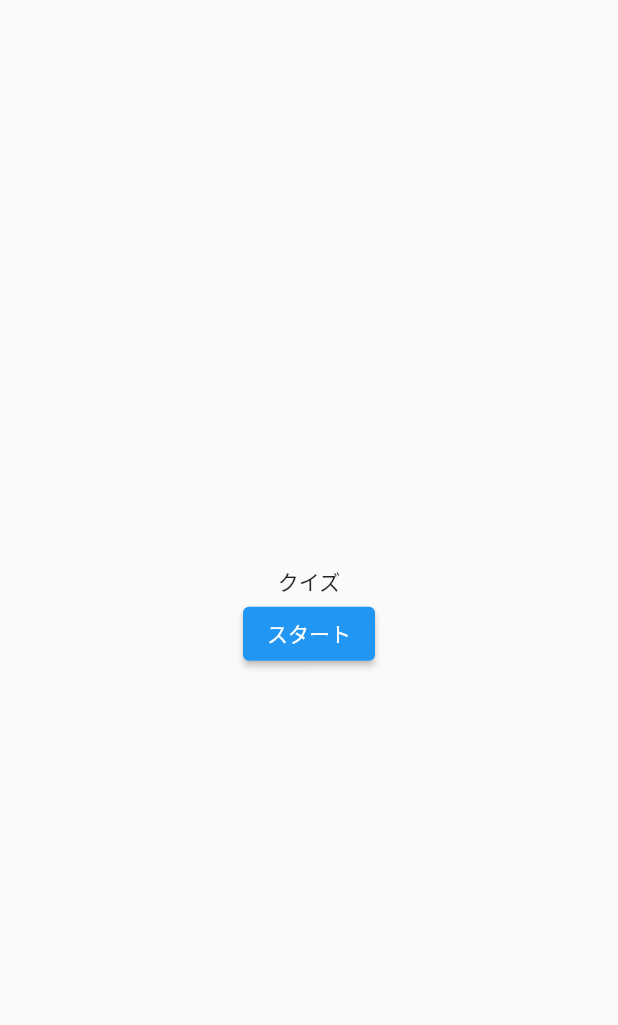
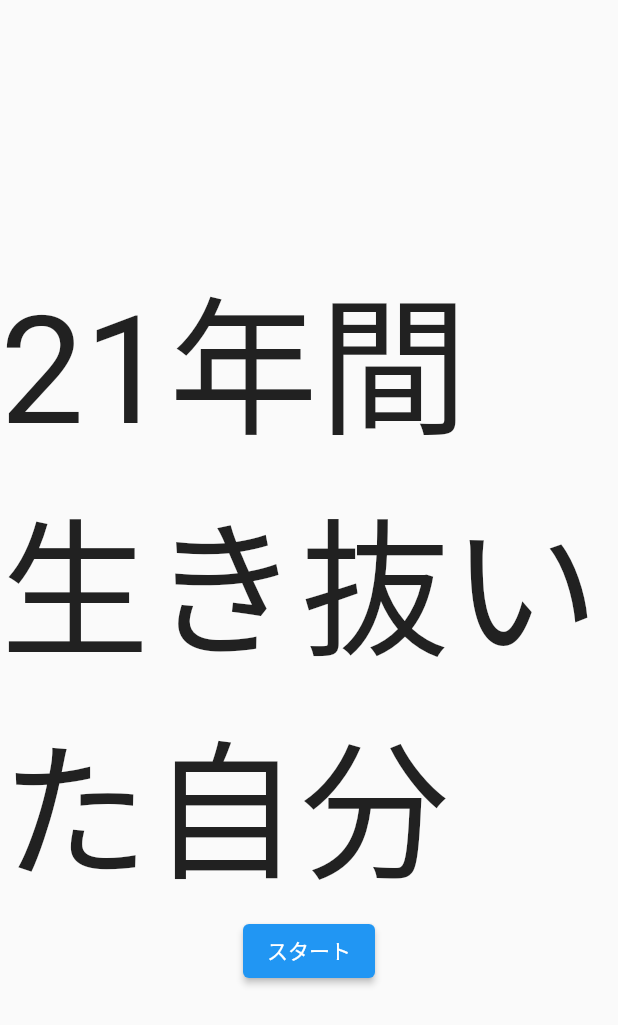
Before and after one commit to hagahagasebun/flutter2, a Flutter app: the screen it shows after launch, on a phone screen of 412 x 824 dp. Shown: the top 1025 px of the screen. Run offline on Flutter 3.47's test engine with Material 2 defaults, Android fonts, the phone set to English and light mode, and no system bars.

Commit message:
textの文字の大きさ変更

```diff
--- a/lib/view/quiz_app.dart
+++ b/lib/view/quiz_app.dart
@@ -26,7 +26,8 @@ class QuizApp extends StatelessWidget {
           mainAxisAlignment: MainAxisAlignment.center, //Coloumの中身を真ん中に配置
           children: <Widget>[
             const Text(
-              'クイズ',
+              '21年間生き抜いた自分',
+              style: TextStyle(fontSize: 100),
             ),
             ElevatedButton(
                 onPressed: () {
```
